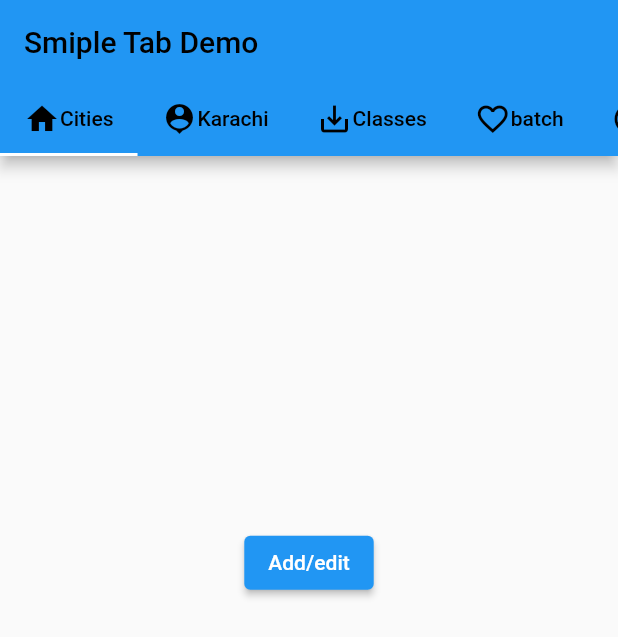
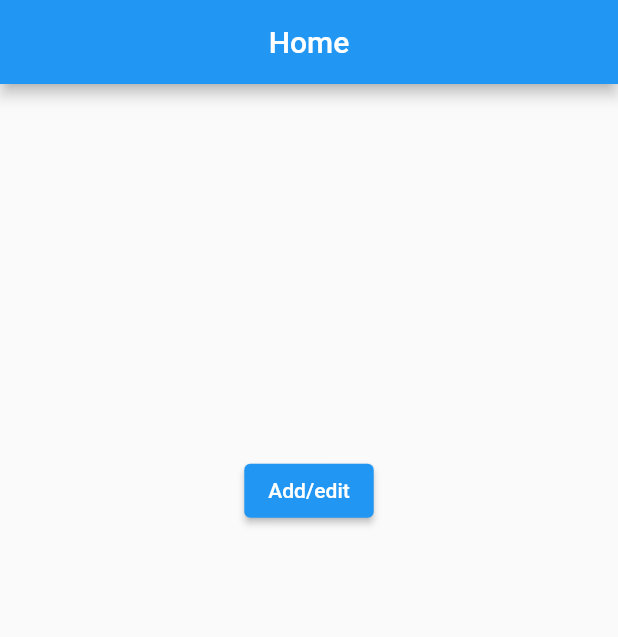
Before and after one commit to MahnoorWaheed/schoolmanagement-sqlite, a Flutter app: the screen it shows after launch, on a phone screen of 412 x 824 dp. Shown: the top 637 px of the screen. Run offline on Flutter 3.47's test engine with Material 2 defaults, Android fonts, the light colour scheme and no system bars; our stand-ins replace sqflite, sqflite_common_ffi; accounts and stored records are empty.

Commit message:
plzz help

```diff
--- a/lib/branches.dart
+++ b/lib/branches.dart
@@ -16,7 +16,24 @@ class _KarachiBranchState extends State<KarachiBranch> {
   Widget build(BuildContext context) {
     return Scaffold(
      appBar: AppBar(
-        title: const Text("Karachi Branch"),
+      //  actions: [
+      //    Row(
+      //      children: [
+      //        ElevatedButton(onPressed: (){
+      //          Navigator.of(context).pop();
+      //        }, child: Text("Home"),)
+      //      ],
+      //    )
+
+      //  ],
+        title: Row(
+          children: [
+            ElevatedButton(onPressed: (){
+               Navigator.of(context).pop();
+             }, child: Text("Home"),),
+             Icon(Icons.arrow_forward_ios, size: 15,),
+          ],
+        ),
         centerTitle: true,
       ),
       body: Column(
--- a/lib/homepage.dart
+++ b/lib/homepage.dart
@@ -35,11 +35,13 @@ class _HomePageState extends State<HomePage> {
   @override
   Widget build(BuildContext context) {
     return Scaffold(
-
+      appBar: AppBar(
+        title: Text("Home"),
+        centerTitle: true,
+      ),
       body: SafeArea(
         child: Column(
           children: [
-
             Container(
               height: MediaQuery.of(context).size.height*0.3,
               child: ListView.builder(
--- a/lib/main.dart
+++ b/lib/main.dart
@@ -1,6 +1,5 @@
 import 'package:flutter/material.dart';
 import 'package:sqliteschool/homepage.dart';
-import 'package:sqliteschool/tabbae.dart';
 
 void main() {
   runApp(const MyApp());
@@ -18,7 +17,7 @@ class MyApp extends StatelessWidget {
 
         primarySwatch: Colors.blue,
       ),
-      home: ScrollableTab(),
+      home: HomePage(),
     );
   }
 }
--- a/lib/tabbae.dart
+++ /dev/null
@@ -1,141 +0,0 @@
-import 'package:flutter/material.dart';
-import 'package:sqliteschool/homepage.dart';
-
-class ScrollableTab extends StatefulWidget {
-  static const routeName = '/ScrollableTab';
-  @override
-  _ScrollableTabState createState() => _ScrollableTabState();
-}
-
-class _ScrollableTabState extends State<ScrollableTab> {
-  @override
-  Widget build(BuildContext context) {
-    return DefaultTabController(
-      length: 7,
-      child: Scaffold(
-        appBar: AppBar(
-          title: Text("Smiple Tab Demo",
-              style: TextStyle(color: Colors.black)),
-          bottom: TabBar(
-            isScrollable: true,
-            tabs: <Widget>[
-              Tab(
-                child: Row(
-                  children: const <Widget>[
-                    Icon(Icons.home, color: Colors.black),
-                    Text('Cities', style: TextStyle(color: Colors.black)),
-                  ],
-                ),
-              ),
-              Tab(
-                child: Row(
-                  children: const <Widget>[
-                    Icon(Icons.person_pin, color: Colors.black),
-                    Text('Karachi', style: TextStyle(color: Colors.black)),
-                  ],
-                ),
-              ),
-              Tab(
-                child: Row(
-                  children: const <Widget>[
-                    Icon(Icons.save_alt, color: Colors.black),
-                    Text('Classes', style: TextStyle(color: Colors.black)),
-                  ],
-                ),
-              ),
-              Tab(
-                child: Row(
-                  children: const <Widget>[
-                    Icon(Icons.favorite_border, color: Colors.black),
-                    Text('batch', style: TextStyle(color: Colors.black)),
-                  ],
-                ),
-              ),
-              Tab(
-                child: Row(
-                  children: const <Widget>[
-                    Icon(Icons.info_outline, color: Colors.black),
-                    Text('About', style: TextStyle(color: Colors.black)),
-                  ],
-                ),
-              ),
-              Tab(
-                child: Row(
-                  children: const <Widget>[
-                    Icon(Icons.chat, color: Colors.black),
-                    Text('Chat', style: TextStyle(color: Colors.black)),
-                  ],
-                ),
-              ),
-              Tab(
-                child: Row(
-                  children: const <Widget>[
-                    Icon(Icons.settings, color: Colors.black),
-                    Text('Settings', style: TextStyle(color: Colors.black)),
-                  ],
-                ),
-              )
-            ],
-          ),
-        ),
-        body: TabBarView(
-          children: <Widget>[
-            Container(
-              child: Center(
-                child: HomePage(),
-              ),
-            ),
-            Container(
-              child: Center(
-                child: Text(
-                  "Profile",
-                  style: TextStyle(color: Colors.black),
-                ),
-              ),
-            ),
-            Container(
-              child: Center(
-                child: Text(
-                  "Saved",
-                  style: TextStyle(color: Colors.black),
-                ),
-              ),
-            ),
-            Container(
-              child: Center(
-                child: Text(
-                  "Favorite",
-                  style: TextStyle(color: Colors.black),
-                ),
-              ),
-            ),
-            Container(
-              child: Center(
-                child: Text(
-                  "About",
-                  style: TextStyle(color: Colors.black),
-                ),
-              ),
-            ),
-            Container(
-              child: Center(
-                child: Text(
-                  "Chat",
-                  style: TextStyle(color: Colors.black),
-                ),
-              ),
-            ),
-            Container(
-              child: Center(
-                child: Text(
-                  "Settings",
-                  style: TextStyle(color: Colors.black),
-                ),
-              ),
-            ),
-          ],
-        ),
-      ),
-    );
-  }
-}
```
